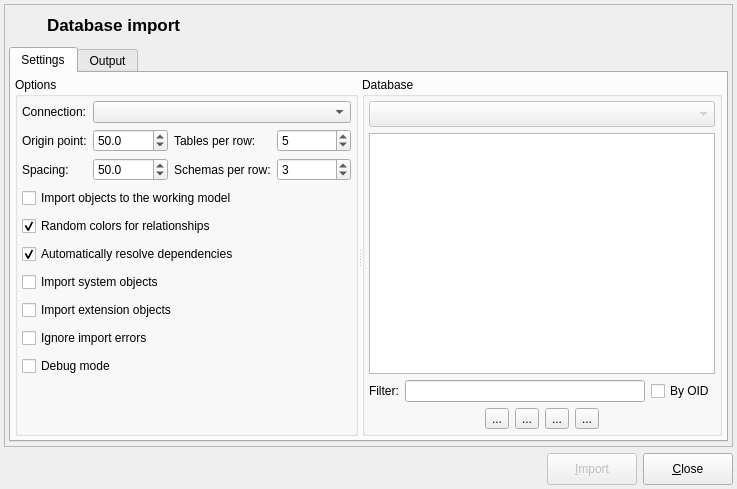
First picture: the form in libpgmodeler_ui/ui/databaseimportform.ui, repository pgmodeler/pgmodeler, before the edit.
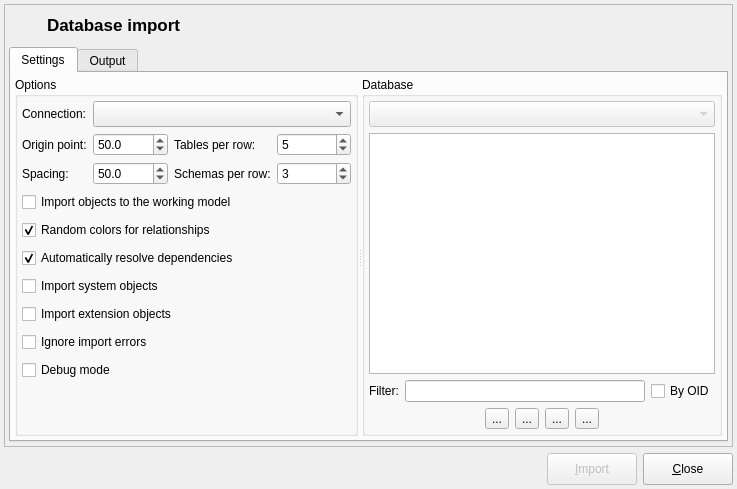
Second picture: the form after the edit. Icons and pictures are not drawn.

Commit message: Minor adjustment on widgets that are used to set connections.

The edit to the form file:
```diff
--- a/libpgmodeler_ui/ui/databaseimportform.ui
+++ b/libpgmodeler_ui/ui/databaseimportform.ui
@@ -388,6 +388,15 @@
                     <verstretch>0</verstretch>
                    </sizepolicy>
                   </property>
+                  <property name="sizeAdjustPolicy">
+                   <enum>QComboBox::AdjustToMinimumContentsLengthWithIcon</enum>
+                  </property>
+                  <property name="iconSize">
+                   <size>
+                    <width>18</width>
+                    <height>18</height>
+                   </size>
+                  </property>
                  </widget>
                 </item>
                </layout>
```
The commit also changes 6 other files.
